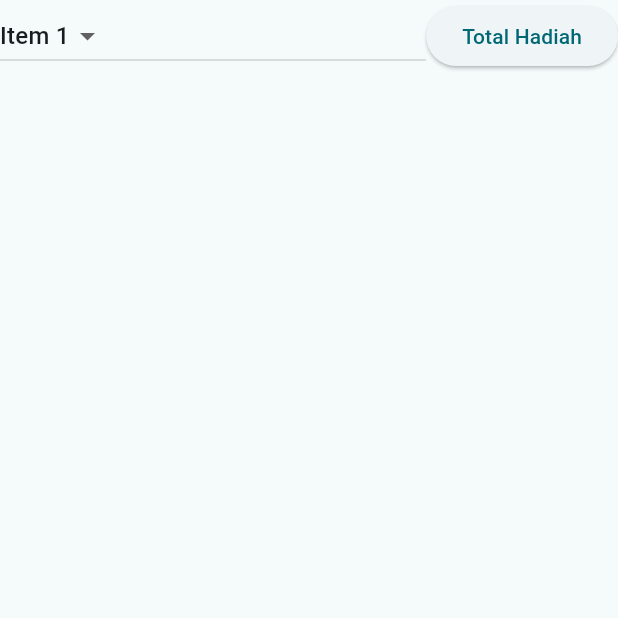
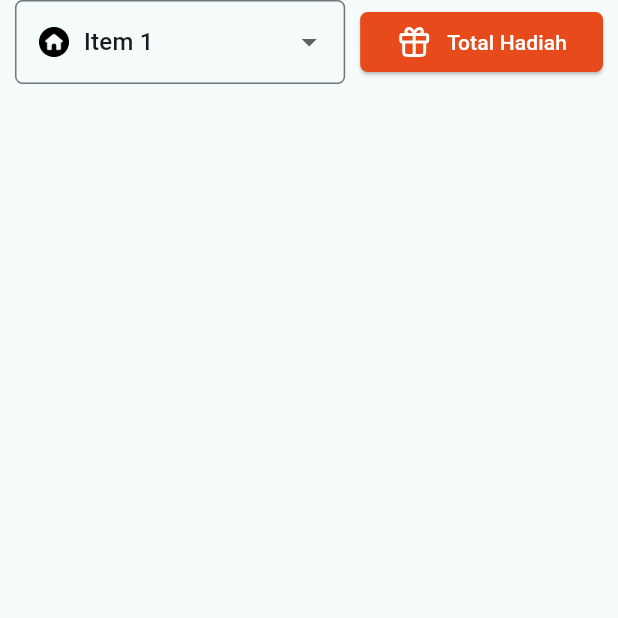
Before and after one commit to ReganRK/test_tirtakencana, a Flutter app: the screen it shows after launch, on a phone screen of 412 x 824 dp, the top half of it. Run offline on Flutter 3.47's test engine with Material 2 defaults, Android fonts, the phone set to English and light mode, and no system bars; our stand-ins replace flutter_svg.

Commit message:
HomePage
Sudah membuat bagian atas

```diff
--- a/lib/pages/home_page.dart
+++ b/lib/pages/home_page.dart
@@ -1,4 +1,5 @@
 import 'package:flutter/material.dart';
+import 'package:flutter_svg/svg.dart';
 
 class HomePage extends StatefulWidget {
   const HomePage({super.key});
@@ -18,14 +19,31 @@ class _HomePageState extends State<HomePage> {
           children: [
             Row(
               children: [
+                const SizedBox(width: 10.0,),
                 Expanded(
-                  child: DropdownButton(
+                  child: DropdownButtonFormField(
+                    decoration: InputDecoration(
+                      border: OutlineInputBorder(
+                        borderRadius: BorderRadius.circular(5),
+                        borderSide: const BorderSide(width: 3, color: Colors.green),
+                      ),
+                    ),
                     value: _selectedItem,
                     items: items
                       .map((item) => DropdownMenuItem<String>(
                           value: item,
-                          child: Text(
-                            item
+                          child: Row(
+                            children: [
+                              Image.asset(
+                                'assets/icons/home.png',
+                                height: 20,
+                                width: 20,
+                              ),
+                              const SizedBox(width: 10,),
+                              Text(
+                                item
+                              )
+                            ],
                           )
                         ),
                       ).toList(),
@@ -36,14 +54,34 @@ class _HomePageState extends State<HomePage> {
                     },
                   ),
                 ),
+                const SizedBox(width: 10,),
                 ElevatedButton(
                   onPressed: () {
 
                   },
-                  child: Text(
-                    'Total Hadiah'
+                  style: ElevatedButton.styleFrom(
+                    backgroundColor: const Color(0xffE74B1B),
+                    shape: RoundedRectangleBorder(
+                      borderRadius: BorderRadius.circular(5)
+                    )
+                  ),
+                  child: Row(
+                    children: [
+                      SvgPicture.asset(
+                        'assets/icons/gift.svg',
+                        colorFilter: const ColorFilter.mode(Colors.white, BlendMode.srcIn),
+                      ),
+                      const SizedBox(width: 10,),
+                      const Text(
+                        'Total Hadiah',
+                        style: TextStyle(
+                          color: Colors.white
+                        ),
+                      )
+                    ],
                   )
                 ),
+                const SizedBox(width: 10.0,),
               ],
             )
           ],
```
Also changed, not shown: pubspec.yaml (+5 -3 lines), assets/icons/gift.svg (added), pubspec.lock.
